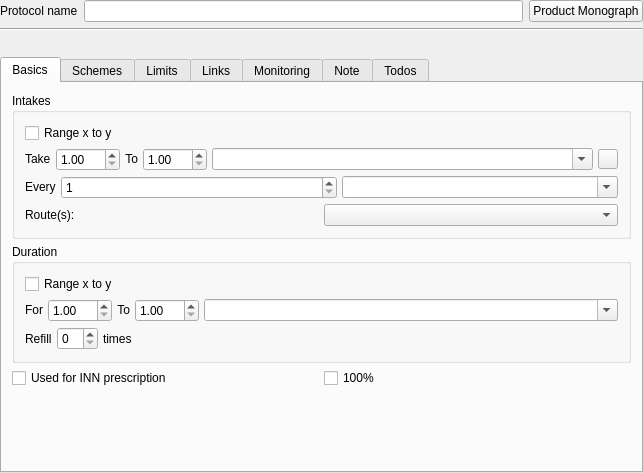
First picture: the form in plugins/drugsplugin/dosagedialog/dosageviewer.ui, repository FreeHealth/freehealth, before the edit.
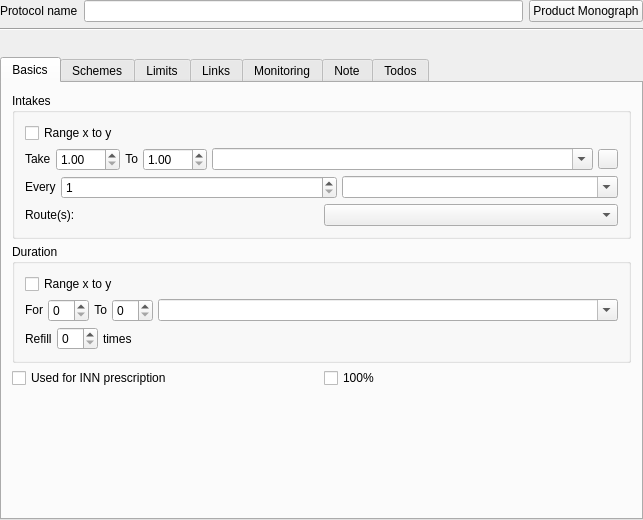
Second picture: the form after the edit. Custom widgets are drawn as their Qt base class.

Patch:
```diff
--- a/plugins/drugsplugin/dosagedialog/dosageviewer.ui
+++ b/plugins/drugsplugin/dosagedialog/dosageviewer.ui
@@ -7,7 +7,7 @@
     <x>0</x>
     <y>0</y>
     <width>643</width>
-    <height>473</height>
+    <height>520</height>
    </rect>
   </property>
   <property name="windowTitle">
@@ -335,19 +335,13 @@
              </widget>
             </item>
             <item>
-             <widget class="QDoubleSpinBox" name="durationFromSpin">
+             <widget class="QSpinBox" name="durationFromSpin">
               <property name="sizePolicy">
                <sizepolicy hsizetype="Fixed" vsizetype="Fixed">
                 <horstretch>0</horstretch>
                 <verstretch>0</verstretch>
                </sizepolicy>
               </property>
-              <property name="minimum">
-               <double>1.000000000000000</double>
-              </property>
-              <property name="maximum">
-               <double>999.990000000000009</double>
-              </property>
              </widget>
             </item>
             <item>
@@ -367,19 +361,13 @@
              </widget>
             </item>
             <item>
-             <widget class="QDoubleSpinBox" name="durationToSpin">
+             <widget class="QSpinBox" name="durationToSpin">
               <property name="sizePolicy">
                <sizepolicy hsizetype="Fixed" vsizetype="Fixed">
                 <horstretch>0</horstretch>
                 <verstretch>0</verstretch>
                </sizepolicy>
               </property>
-              <property name="minimum">
-               <double>1.000000000000000</double>
-              </property>
-              <property name="maximum">
-               <double>999.990000000000009</double>
-              </property>
              </widget>
             </item>
             <item>
```
Left out of the diff: 126 changed lines with no effect on the pictures.
